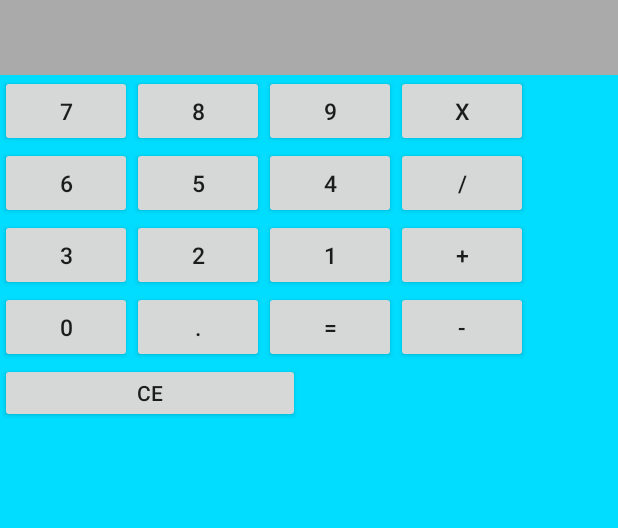
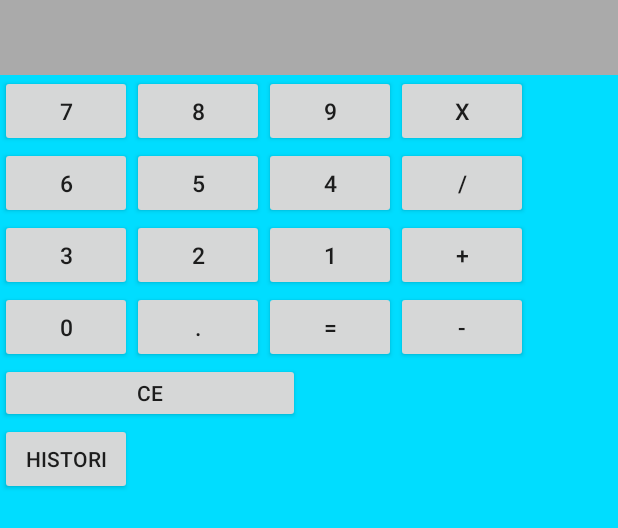
Before and after one commit to PavelMarusov/newCalculator, an Android app: the layout fragment_button.xml on its own in the app's theme, with its tools: preview values and no code run, on a phone screen of 412 x 824 dp. Shown: the top 528 px of the screen. Run offline under Robolectric (Android 15) with nearby library versions, the phone set to English and light mode, and no system bars.

```diff
--- a/app/src/main/res/layout/fragment_button.xml
+++ b/app/src/main/res/layout/fragment_button.xml
@@ -172,6 +172,11 @@
         android:layout_height="40dp"
 
         android:text="CE" />
+    <Button
+        android:id="@+id/FC_histori"
+        android:layout_width="wrap_content"
+        android:layout_height="wrap_content"
+        android:text="Histori"/>
 
 
 
```
Also changed, not shown: app/src/main/java/com/example/newcalculator/ButtonFragment.java (+20 -2 lines), app/src/main/java/com/example/newcalculator/ResultFragment.java (+13 -0 lines), app/src/main/res/layout/fragment_result.xml (+7 -0 lines).
